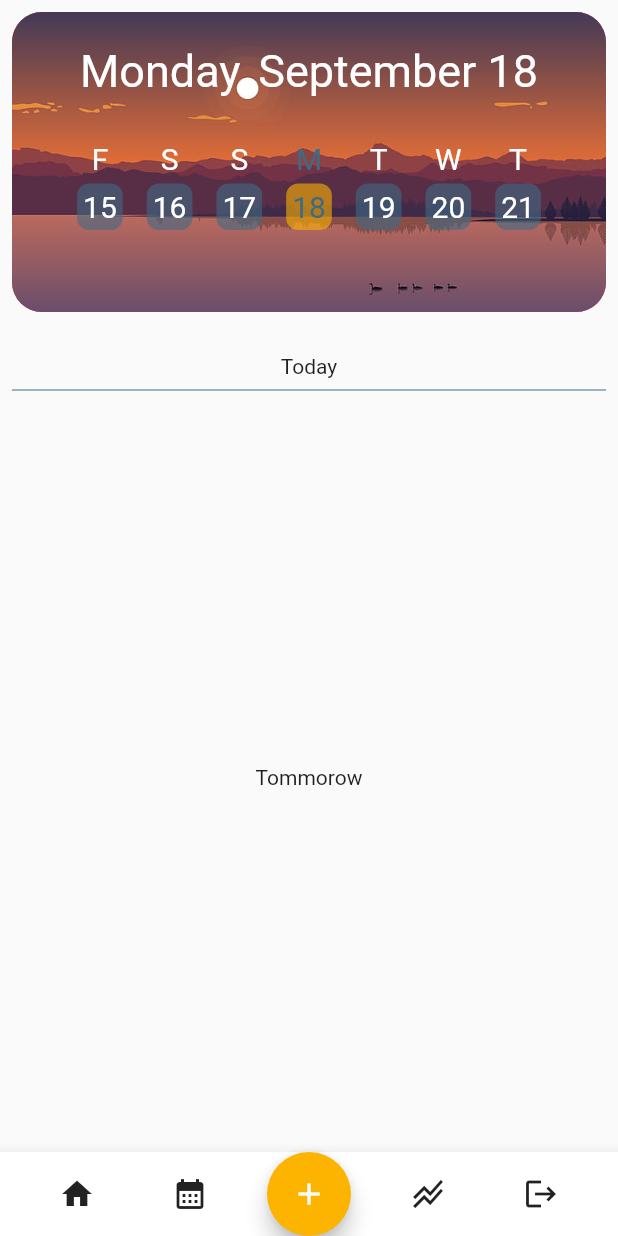
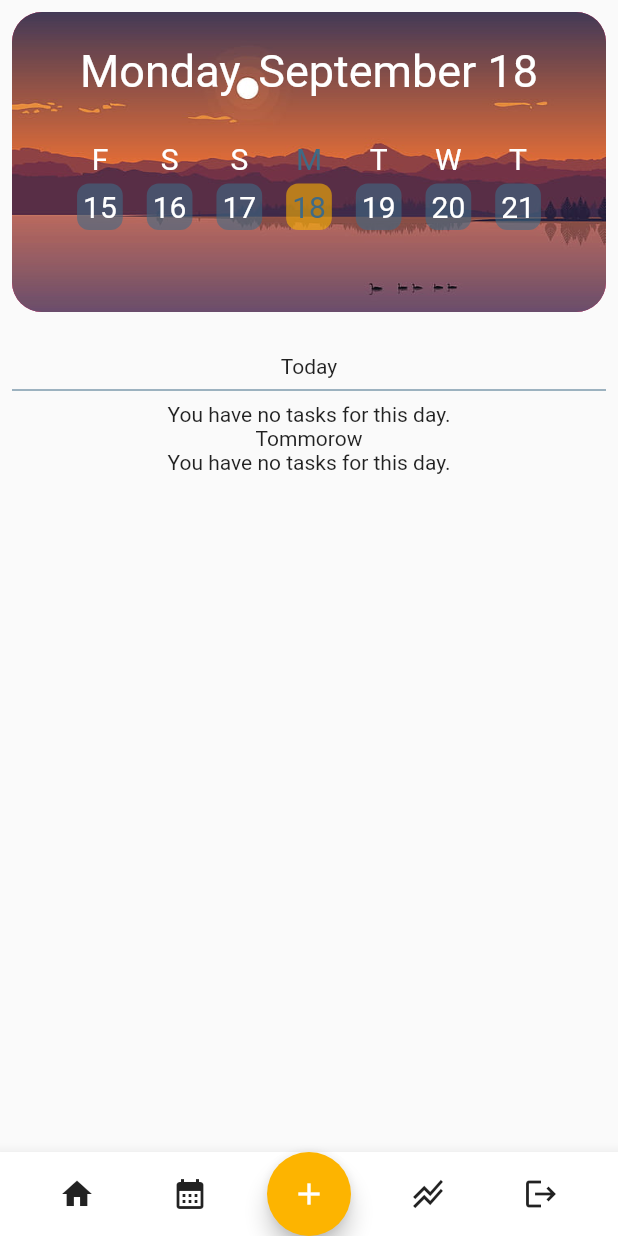
Before and after one commit to nimitz-Bear/nudge, a Flutter app: the screen it shows once a user with an empty profile is signed in, on a phone screen of 412 x 824 dp. Run offline on Flutter 3.47's test engine with Material 2 defaults, Android fonts, the phone set to English and light mode, and no system bars; our stand-ins replace cloud_firestore, firebase_auth, firebase_core, flutter_slidable, google_sign_in, syncfusion_flutter_calendar; missing offline and left inert: flex_color_picker; accounts and stored records are empty.

Commit message:
add empty text for ToDoList widget

```diff
--- a/lib/screens/home_page.dart
+++ b/lib/screens/home_page.dart
@@ -139,6 +139,7 @@ class _HomePageState extends State<HomePage> {
                             builder: (context, provider, _) {
                               // provider.todayToDoList
                               //     .forEach((element) => print(element.toMap()));
+
                               return TodoList(
                                   items: provider.todayToDoList,
                                   checkBoxChanged: checkBoxChanged,
--- a/lib/widgets/todo_list.dart
+++ b/lib/widgets/todo_list.dart
@@ -73,6 +73,10 @@ class _TodoListState extends State<TodoList> {
       positionItems();
     }
 
+    if (widget.items.isEmpty) {
+      return const Center(child: Text("You have no tasks for this day."));
+    }
+
     return Expanded(
       child: SizedBox(
         height: 200.0,
```
